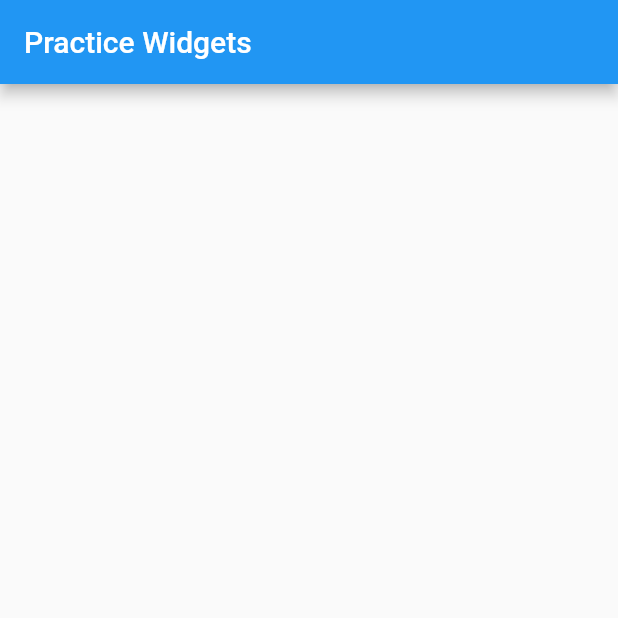
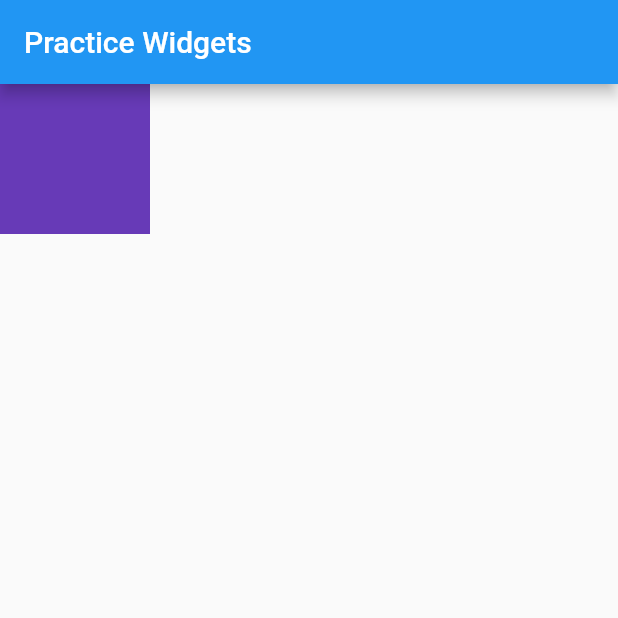
Before and after one commit to ahmedkaimkhani/SMIT-Flutter-Widgets-Learning, a Flutter app: the screen it shows after launch, on a phone screen of 412 x 824 dp, the top half of it. Run offline on Flutter 3.47's test engine with Material 2 defaults, Android fonts, the light colour scheme and no system bars.

Commit message:
practice

```diff
--- a/lib/practice.dart
+++ b/lib/practice.dart
@@ -9,6 +9,15 @@
       appBar: AppBar(
         title: const Text('Practice Widgets'),
       ),
+      body: Column(
+        children: [
+          Container(
+            height: 100,
+            width: 100,
+            color: Colors.deepPurple,
+          )
+        ],
+      ),
     );
   }
 }
```
